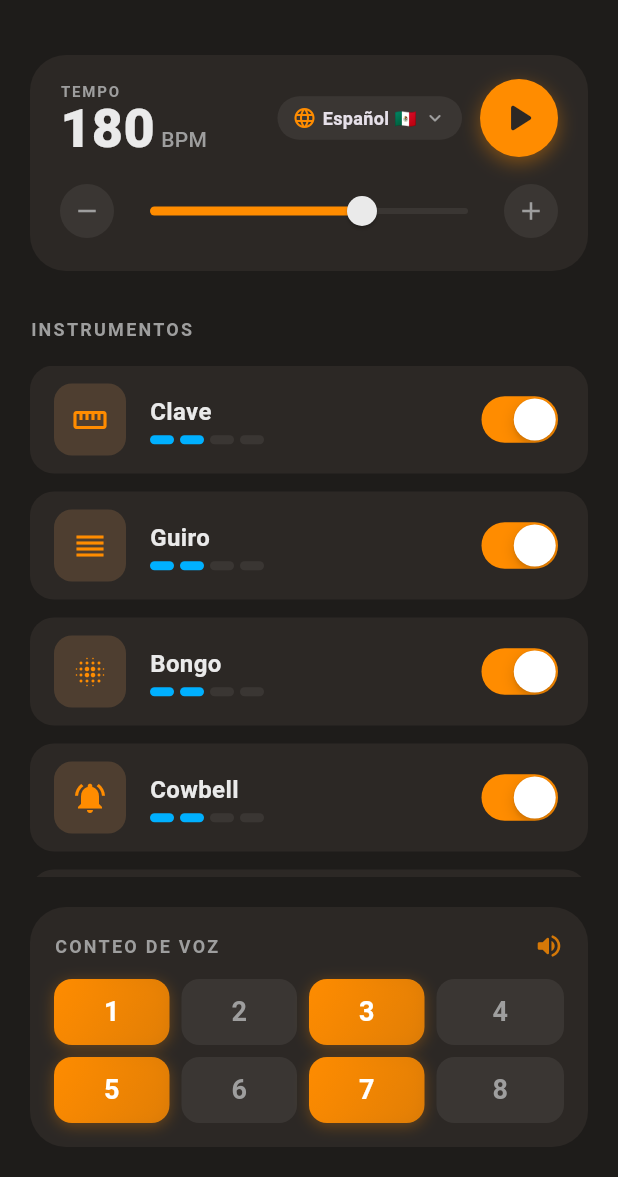
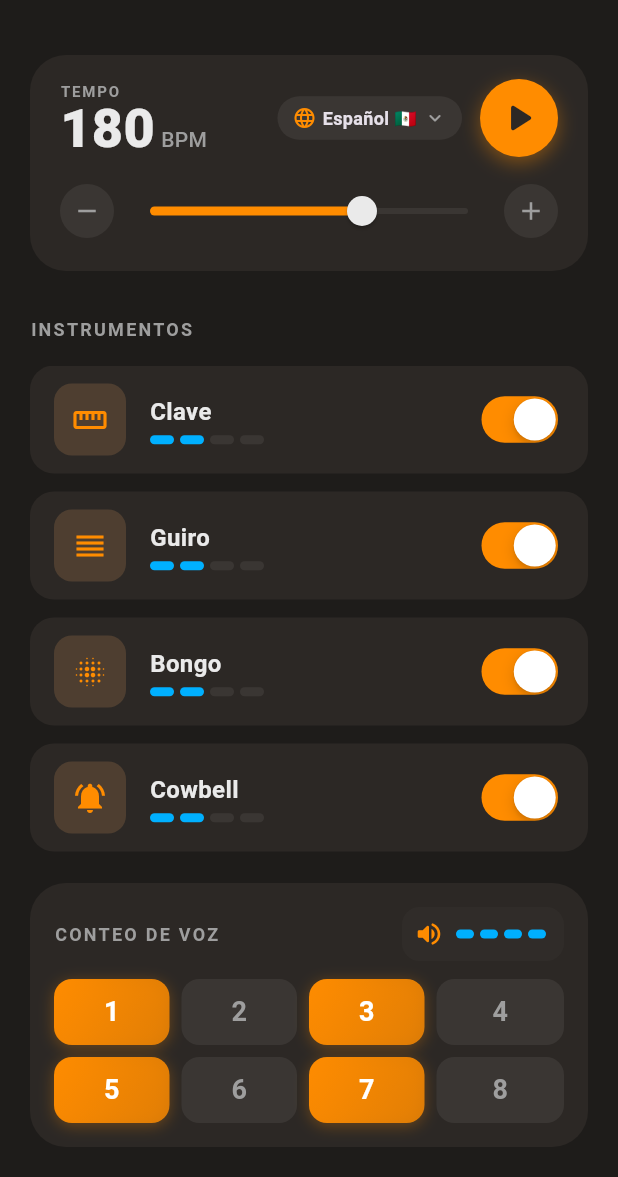
Before and after one commit to raulmar0/five_six_seven_dance, a Flutter app: the screen it shows after launch, on a phone screen of 412 x 824 dp, the part 59-1236 px from its top. Run offline on Flutter 3.47's test engine with Material 3 defaults, Android fonts, the phone set to English and light mode, and no system bars; missing offline and left inert: flutter_soloud.

Commit message:
feat: Replace voice mute toggle with a 5-level voice volume control.

```diff
--- a/lib/main.dart
+++ b/lib/main.dart
@@ -73,7 +73,7 @@ class _SalsaMixerScreenState extends State<SalsaMixerScreen> {
     'Cowbell': 2,
     'Bass': 2,
   };
-  bool _isVoiceMuted = false;
+  int _voiceVolume = 4; // 0-4
   // Indices 0, 2, 4, 6 corresponden a los números 1, 3, 5, 7
   List<bool> _voiceStates = [
     true,
@@ -101,7 +101,7 @@ class _SalsaMixerScreenState extends State<SalsaMixerScreen> {
     _sequencer.setLanguage(_currentLanguage);
     _sequencer.updateInstrumentVolumes(_instrumentVolumes);
     _sequencer.updateVoicePattern(_voiceStates);
-    _sequencer.updateVoiceMute(_isVoiceMuted);
+    _sequencer.updateVoiceVolume(_voiceVolume);
   }
 
   @override
@@ -183,10 +183,10 @@ class _SalsaMixerScreenState extends State<SalsaMixerScreen> {
               // La altura depende del contenido, no expandimos
               VoiceCountSection(
                 voiceStates: _voiceStates,
-                isMuted: _isVoiceMuted,
-                onToggleMute: () {
-                  setState(() => _isVoiceMuted = !_isVoiceMuted);
-                  _sequencer.updateVoiceMute(_isVoiceMuted);
+                volume: _voiceVolume,
+                onVolumeChanged: (vol) {
+                  setState(() => _voiceVolume = vol);
+                  _sequencer.updateVoiceVolume(vol);
                 },
                 onVoiceToggled: (index) {
                   setState(() {
--- a/lib/widgets/voice_count_section.dart
+++ b/lib/widgets/voice_count_section.dart
@@ -6,19 +6,25 @@ import 'section_title.dart';
 class VoiceCountSection extends StatelessWidget {
   final List<bool> voiceStates;
   final Function(int) onVoiceToggled;
-  final bool isMuted;
-  final VoidCallback onToggleMute;
+  final int volume; // 0-4
+  final ValueChanged<int> onVolumeChanged;
 
   const VoiceCountSection({
     super.key,
     required this.voiceStates,
     required this.onVoiceToggled,
-    required this.isMuted,
-    required this.onToggleMute,
+    required this.volume,
+    required this.onVolumeChanged,
   });
 
   @override
   Widget build(BuildContext context) {
+    // Volume cycle logic: 0 -> 1 -> 2 -> 3 -> 4 -> 0
+    void handleVolumeTap() {
+      int nextVolume = (volume + 1) > 4 ? 0 : (volume + 1);
+      onVolumeChanged(nextVolume);
+    }
+
     return Container(
       padding: const EdgeInsets.all(16.0),
       decoration: BoxDecoration(
@@ -32,14 +38,46 @@ class VoiceCountSection extends StatelessWidget {
             mainAxisAlignment: MainAxisAlignment.spaceBetween,
             children: [
               const SectionTitle(title: "CONTEO DE VOZ"),
+              // Volume Control
               GestureDetector(
-                onTap: onToggleMute,
-                child: Icon(
-                  isMuted ? Icons.volume_off_rounded : Icons.volume_up_rounded,
-                  color: isMuted
-                      ? AppColors.textSecondary
-                      : AppColors.primaryOrange.withOpacity(0.8),
-                  size: 20,
+                onTap: handleVolumeTap,
+                child: Container(
+                  padding: const EdgeInsets.all(8),
+                  decoration: BoxDecoration(
+                    color: AppColors.inactiveButton.withOpacity(0.3),
+                    borderRadius: BorderRadius.circular(12),
+                  ),
+                  child: Row(
+                    children: [
+                      Icon(
+                        volume == 0
+                            ? Icons.volume_off_rounded
+                            : Icons.volume_up_rounded,
+                        color: volume > 0
+                            ? AppColors.primaryOrange
+                            : AppColors.textSecondary,
+                        size: 20,
+                      ),
+                      const SizedBox(width: 8),
+                      // Volume Bars
+                      Row(
+                        children: List.generate(4, (index) {
+                          Color barColor = (index < volume)
+                              ? AppColors.indicatorBlue
+                              : AppColors.inactiveButton;
+                          return Container(
+                            margin: const EdgeInsets.only(right: 4),
+                            width: 12,
+                            height: 6,
+                            decoration: BoxDecoration(
+                              color: barColor,
+                              borderRadius: BorderRadius.circular(3),
+                            ),
+                          );
+                        }),
+                      ),
+                    ],
+                  ),
                 ),
               ),
             ],
@@ -63,6 +101,7 @@ class VoiceCountSection extends StatelessWidget {
           const SizedBox(height: 8),
           // Segunda fila (5-8)
           Row(
+            // ... rest keeps same logic ...
             children: List.generate(4, (index) {
               final buttonIndex = index + 4;
               return Expanded(
```
Also changed, not shown: lib/audio/sequencer.dart (+9 -5 lines).
